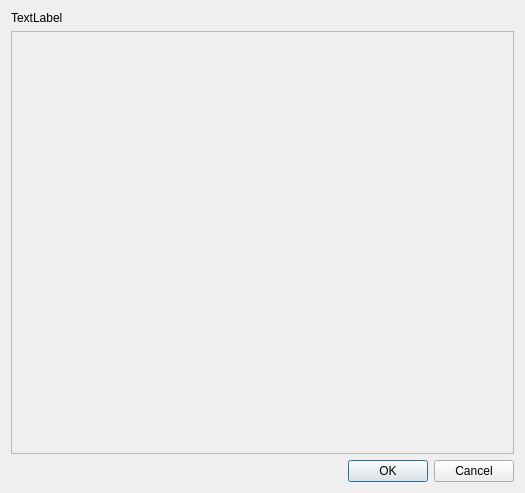
The window that Elephant_info.ui (johnowhitaker/eid) describes before a commit, drawn with Qt 5.
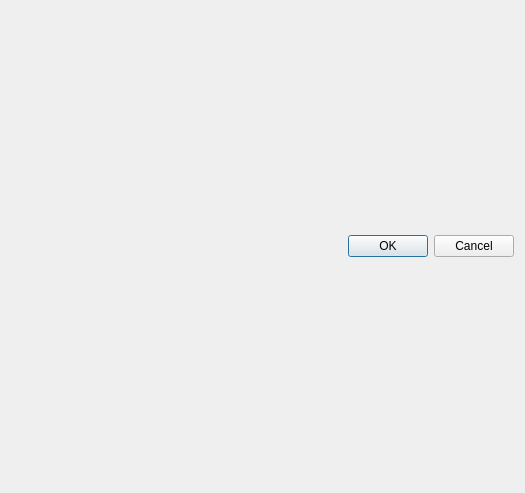
The same window after the commit.

Commit message: Improved the info dialog, with a zoomable picture of the elephant

Patch:
```diff
--- a/Elephant_info.ui
+++ b/Elephant_info.ui
@@ -14,7 +14,7 @@
    <string>Dialog</string>
   </property>
   <layout class="QGridLayout" name="gridLayout_2">
-   <item row="2" column="1">
+   <item row="1" column="1">
     <widget class="QDialogButtonBox" name="buttonBox">
      <property name="orientation">
       <enum>Qt::Horizontal</enum>
@@ -24,34 +24,8 @@
      </property>
     </widget>
    </item>
-   <item row="1" column="1">
-    <layout class="QGridLayout" name="gridLayout">
-     <item row="0" column="0">
-      <widget class="QScrollArea" name="scrollArea">
-       <property name="widgetResizable">
-        <bool>true</bool>
-       </property>
-       <widget class="QWidget" name="scrollAreaWidgetContents">
-        <property name="geometry">
-         <rect>
-          <x>0</x>
-          <y>0</y>
-          <width>503</width>
-          <height>415</height>
-         </rect>
-        </property>
-        <layout class="QVBoxLayout" name="verticalLayout_2"/>
-       </widget>
-      </widget>
-     </item>
-    </layout>
-   </item>
    <item row="0" column="1">
-    <widget class="QLabel" name="notes_label">
-     <property name="text">
-      <string>TextLabel</string>
-     </property>
-    </widget>
+    <layout class="QHBoxLayout" name="horizontalLayout"/>
    </item>
   </layout>
  </widget>
```
Left out of the diff: 2 changed lines with no effect on the pictures. The commit also changes 6 other files.
